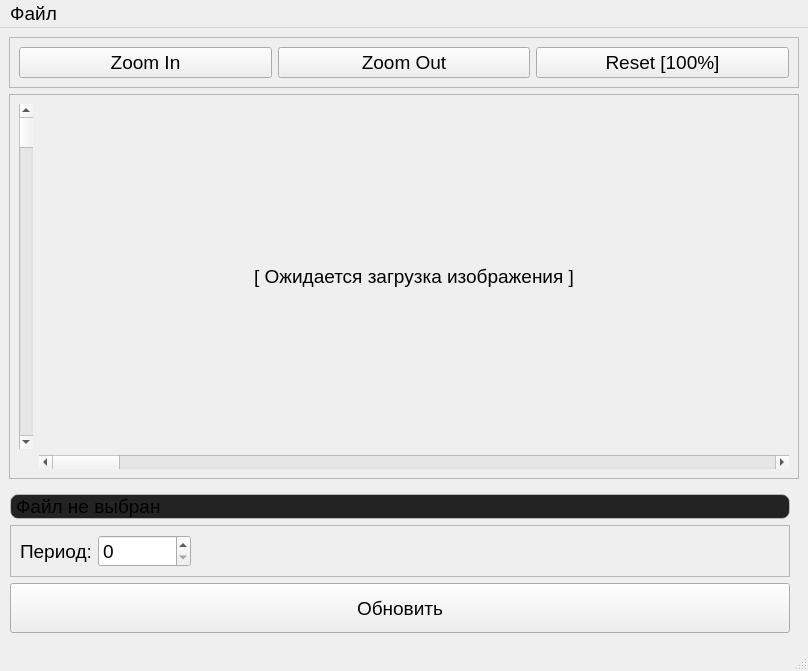
Old version of the form MatrasPainterApp/ui/mainwindow.ui in the repository DnevnnoiSon/MatrasPainter.
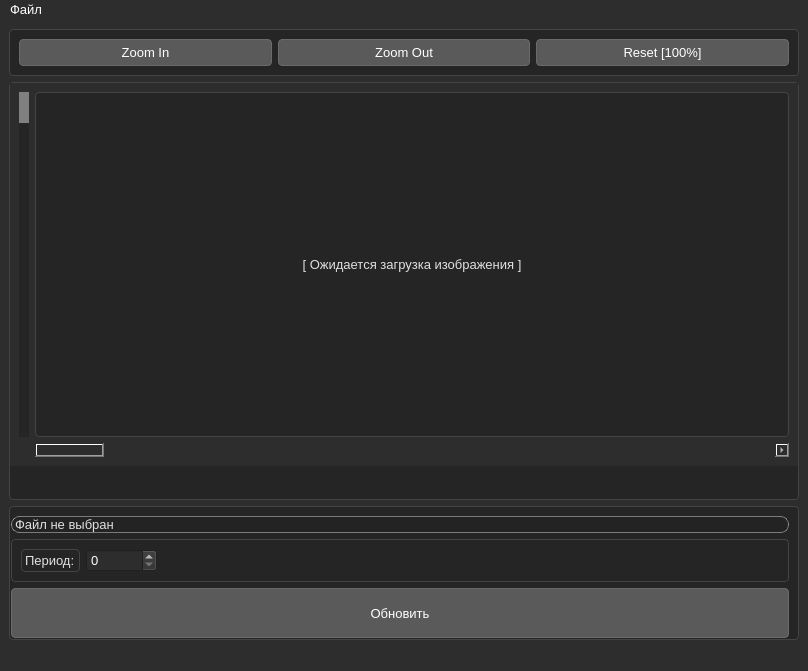
New version of the form.

```diff
--- a/MatrasPainterApp/ui/mainwindow.ui
+++ b/MatrasPainterApp/ui/mainwindow.ui
@@ -18,12 +18,104 @@
   </property>
   <property name="font">
    <font>
-    <pointsize>14</pointsize>
+    <family>Noto Sans</family>
+    <pointsize>10</pointsize>
    </font>
   </property>
   <property name="windowTitle">
    <string>MainWindow</string>
   </property>
+  <property name="styleSheet">
+   <string notr="true">/* Общие стили */
+QWidget {
+    background-color: #2d2d2d;
+    color: #ffffff;
+    font-family: &quot;Noto Sans&quot;;
+    font-size: 10pt;
+    selection-background-color: #3d3d3d;
+}
+
+/* Кнопки */
+QPushButton {
+    background-color: #5a5a5a;
+    border: 1px solid #6a6a6a;
+    border-radius: 4px;
+    padding: 5px 10px;
+    min-width: 80px;
+}
+
+QPushButton:hover {
+    background-color: #6a6a6a;
+    border: 1px solid #7a7a7a;
+}
+
+QPushButton:pressed {
+    background-color: #4a4a4a;
+}
+
+/* Панели и рамки */
+QFrame {
+    border: 1px solid #444444;
+    border-radius: 4px;
+    background-color: #252525;
+}
+
+/* Заголовки и метки */
+QLabel {
+    color: #e0e0e0;
+    font-weight: normal;
+}
+
+QLabel[objectName^=&quot;header&quot;] {
+    font-size: 12pt;
+    font-weight: bold;
+    color: #ffffff;
+}
+
+/* Текстовые поля */
+QLineEdit, QTextEdit {
+    background-color: #252525;
+    border: 1px solid #444444;
+    border-radius: 4px;
+    padding: 5px;
+    selection-background-color: #3a6ea5;
+}
+
+/* Выпадающие списки */
+QComboBox {
+    background-color: #5a5a5a;
+    border: 1px solid #444444;
+    border-radius: 4px;
+    padding: 3px;
+    min-width: 6em;
+}
+
+QComboBox::drop-down {
+    subcontrol-origin: padding;
+    subcontrol-position: top right;
+    width: 20px;
+    border-left: 1px solid #444444;
+}
+
+/* Полосы прокрутки */
+QScrollBar:vertical {
+    border: none;
+    background: #252525;
+    width: 10px;
+    margin: 0;
+}
+
+QScrollBar::handle:vertical {
+    background: #5a5a5a;
+    border-radius: 4px;
+    min-height: 20px;
+}
+
+QScrollBar::add-line:vertical, QScrollBar::sub-line:vertical {
+    height: 0;
+    background: none;
+}</string>
+  </property>
   <widget class="QWidget" name="centralwidget">
    <layout class="QVBoxLayout" name="verticalLayout_3">
     <item>
@@ -229,7 +321,7 @@
         <widget class="QPushButton" name="applyButton">
          <property name="minimumSize">
           <size>
-           <width>100</width>
+           <width>102</width>
            <height>50</height>
           </size>
          </property>
@@ -250,7 +342,7 @@
      <x>0</x>
      <y>0</y>
      <width>808</width>
-     <height>28</height>
+     <height>18</height>
     </rect>
    </property>
    <widget class="QMenu" name="menu">
```
Left out of the diff: 20 changed lines with no effect on the pictures.
